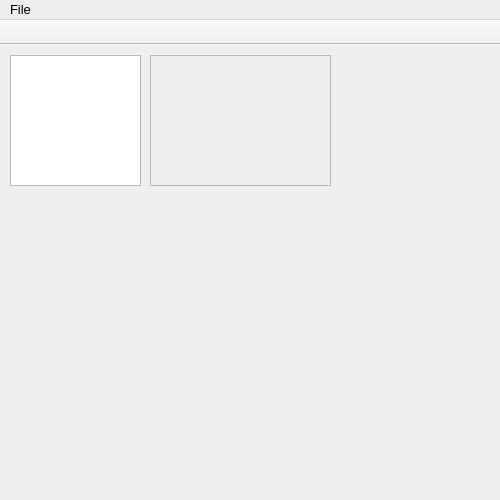
Before: the Qt Designer form mainwindow.ui in marcoRitter/PackGen, drawn with Qt 5.
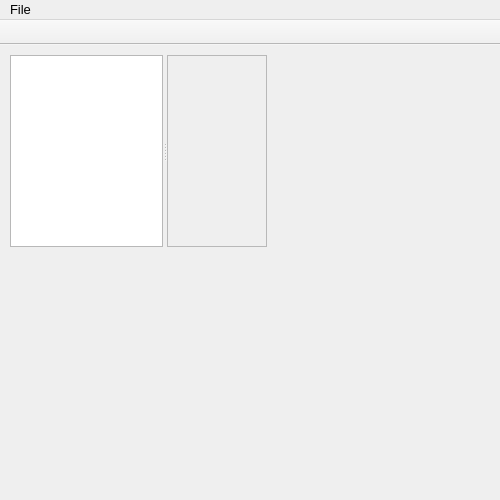
After: the same form once the commit is applied.

Commit message: convert MainWinodow to resizable window

```diff
--- a/mainwindow.ui
+++ b/mainwindow.ui
@@ -31,21 +31,43 @@
    <string>Pack Gen NG</string>
   </property>
   <widget class="QWidget" name="centralWidget">
-   <widget class="QTreeView" name="treeView">
+   <widget class="QSplitter" name="splitter">
     <property name="geometry">
      <rect>
       <x>10</x>
       <y>10</y>
-      <width>131</width>
-      <height>131</height>
+      <width>257</width>
+      <height>192</height>
      </rect>
     </property>
     <property name="sizePolicy">
-     <sizepolicy hsizetype="Fixed" vsizetype="Fixed">
+     <sizepolicy hsizetype="Expanding" vsizetype="Preferred">
+      <horstretch>100</horstretch>
+      <verstretch>0</verstretch>
+     </sizepolicy>
+    </property>
+    <property name="minimumSize">
+     <size>
+      <width>100</width>
+      <height>0</height>
+     </size>
+    </property>
+    <property name="orientation">
+     <enum>Qt::Horizontal</enum>
+    </property>
+    <widget class="QTreeView" name="treeView">
+     <property name="sizePolicy">
+      <sizepolicy hsizetype="Expanding" vsizetype="Fixed">
       <horstretch>0</horstretch>
       <verstretch>0</verstretch>
      </sizepolicy>
     </property>
+     <property name="minimumSize">
+      <size>
+       <width>100</width>
+       <height>0</height>
+      </size>
+     </property>
     <property name="font">
      <font>
       <family>MS Shell Dlg 2</family>
@@ -66,20 +88,18 @@
     </attribute>
    </widget>
    <widget class="QScrollArea" name="scrollArea">
-    <property name="geometry">
-     <rect>
-      <x>150</x>
-      <y>10</y>
-      <width>181</width>
-      <height>131</height>
-     </rect>
-    </property>
     <property name="sizePolicy">
      <sizepolicy hsizetype="Fixed" vsizetype="Fixed">
       <horstretch>0</horstretch>
       <verstretch>0</verstretch>
      </sizepolicy>
     </property>
+     <property name="minimumSize">
+      <size>
+       <width>100</width>
+       <height>0</height>
+      </size>
+     </property>
     <property name="font">
      <font>
       <pointsize>13</pointsize>
@@ -96,10 +116,11 @@
       <rect>
        <x>0</x>
        <y>0</y>
-       <width>179</width>
-       <height>129</height>
-      </rect>
-     </property>
+        <width>102</width>
+        <height>190</height>
+       </rect>
+      </property>
+     </widget>
     </widget>
    </widget>
   </widget>
```
Lines whose indentation alone changed are shown as unchanged. The commit also changes 1 other file.
